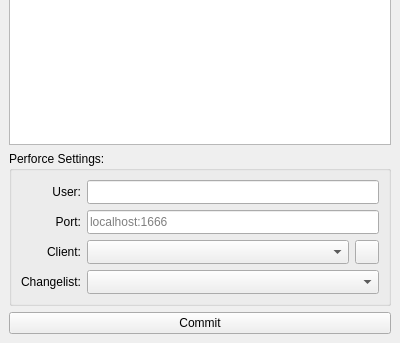
Qt form qp4ckagemerger.ui (bhsingleton/p4ckagemerger) before a commit; both pictures show x 0 to 400 and y 257 to 600 of the 400 by 600 pixel window.
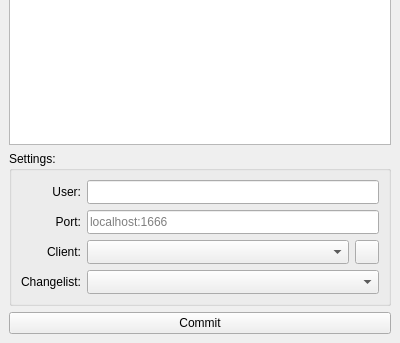
The same form after that commit. Icons and pictures are not drawn.

Commit message: Incorporating changes made to dcc package.

```diff
--- a/qp4ckagemerger.ui
+++ b/qp4ckagemerger.ui
@@ -216,7 +216,7 @@
     <item>
      <widget class="QGroupBox" name="perforceGroupBox">
       <property name="title">
-       <string>Perforce Settings:</string>
+       <string>Settings:</string>
       </property>
       <layout class="QVBoxLayout" name="verticalLayout_2">
        <item>
```
The commit also changes 1 other file.
